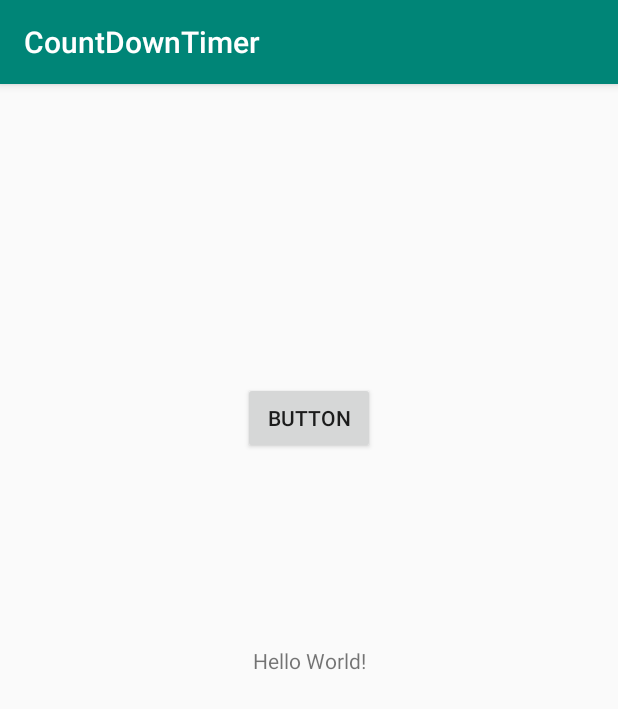
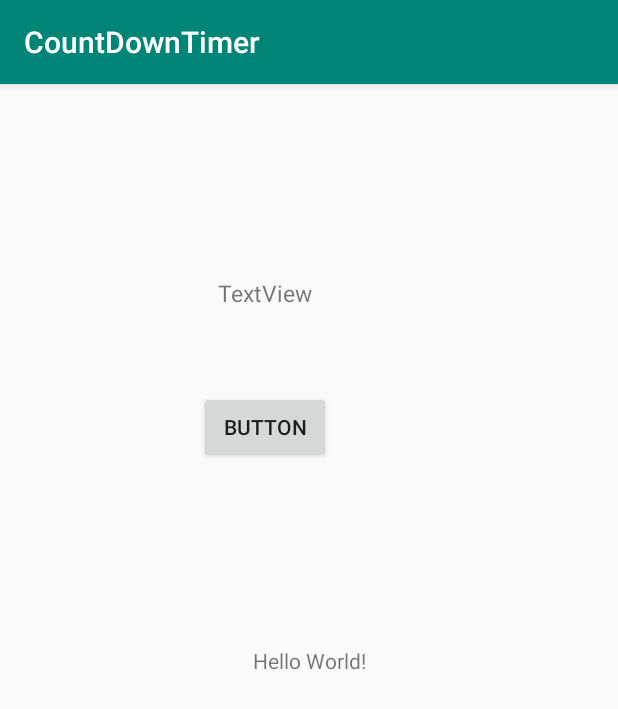
Before and after one commit to MadhushikaTJayasinghe/CountDownTimer, an Android app: the screen it shows after launch (MainActivity), on a phone screen of 412 x 824 dp. Shown: the top 709 px of the screen. Run offline under Robolectric (Android 15) with nearby library versions, the phone set to English and light mode, and no system bars.

Commit message:
Added a button

```diff
--- a/app/src/main/res/layout/activity_main.xml
+++ b/app/src/main/res/layout/activity_main.xml
@@ -15,16 +15,33 @@
         app:layout_constraintRight_toRightOf="parent"
         app:layout_constraintTop_toTopOf="parent" />
 
-    <Button
-        android:id="@+id/button"
+    <TextView
+        android:id="@+id/textView"
         android:layout_width="wrap_content"
         android:layout_height="wrap_content"
-        android:layout_marginStart="161dp"
-        android:layout_marginLeft="161dp"
-        android:layout_marginTop="180dp"
-        android:layout_marginEnd="162dp"
-        android:layout_marginRight="162dp"
-        android:layout_marginBottom="503dp"
+        android:layout_marginStart="147dp"
+        android:layout_marginLeft="147dp"
+        android:layout_marginTop="111dp"
+        android:layout_marginEnd="206dp"
+        android:layout_marginRight="206dp"
+        android:layout_marginBottom="601dp"
+        android:text="TextView"
+        android:textSize="15dp"
+        app:layout_constraintBottom_toBottomOf="parent"
+        app:layout_constraintEnd_toEndOf="parent"
+        app:layout_constraintStart_toStartOf="parent"
+        app:layout_constraintTop_toTopOf="parent" />
+
+    <Button
+        android:id="@+id/button2"
+        android:layout_width="wrap_content"
+        android:layout_height="wrap_content"
+        android:layout_marginStart="132dp"
+        android:layout_marginLeft="132dp"
+        android:layout_marginTop="186dp"
+        android:layout_marginEnd="191dp"
+        android:layout_marginRight="191dp"
+        android:layout_marginBottom="497dp"
         android:text="Button"
         app:layout_constraintBottom_toBottomOf="parent"
         app:layout_constraintEnd_toEndOf="parent"
```
